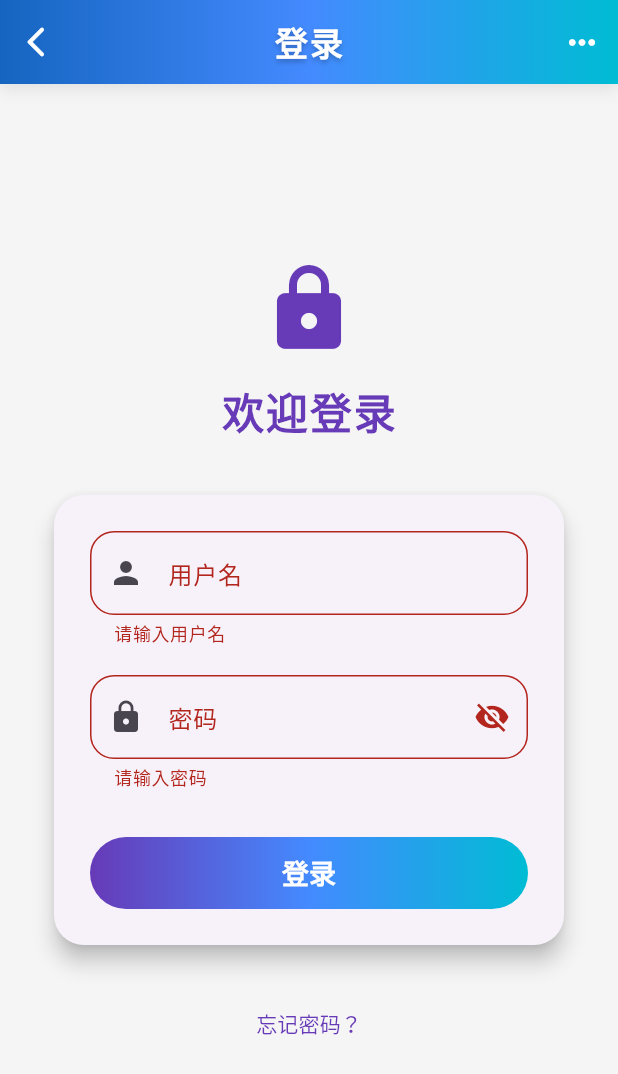
After one commit to HYAdonisCoding/eason_nebula, a Flutter app: the LoginPage screen opened by its route, after a tap on "登录", on a phone screen of 412 x 824 dp. The commit adds this screen. Shown: the top 1074 px of the screen. Run offline on Flutter 3.47's test engine with Material 3 defaults, Android fonts, the light colour scheme and no system bars.

Commit message:
Add LoginPage TextFormField.

```diff
--- a/lib/ui/HomePage.dart
+++ b/lib/ui/HomePage.dart
@@ -6,6 +6,7 @@ import '../utils/EasonTabBar.dart';
 import 'DiscoverPageContent.dart';
 import 'HomePageContent.dart';
 import 'ProfilePageContent.dart';
+import 'LoginPage.dart';
 
 class HomePage extends StatefulWidget {
   @override
@@ -68,10 +69,14 @@ class _HomePageState extends State<HomePage>
         title = '我的';
         menuItems = [
           EasonMenuItem(
-            title: '设置',
-            icon: Icons.settings,
+            title: '登录',
+            icon: Icons.login_outlined,
             iconColor: Colors.blue,
-            onTap: () => print('设置'),
+            onTap: () {
+              print('登录');
+              // 这里可以跳转到登录页面 LoginPage
+              Navigator.pushNamed(context, '/login');
+            },
           ),
         ];
         break;
--- /dev/null
+++ b/lib/ui/LoginPage.dart
@@ -0,0 +1,181 @@
+import 'package:eason_nebula/utils/EasonAppBar.dart';
+import 'package:flutter/material.dart';
+import '../utils/EasonMessenger.dart';
+
+class LoginPage extends StatefulWidget {
+  @override
+  State<LoginPage> createState() => _LoginPageState();
+}
+
+class _LoginPageState extends State<LoginPage> {
+  final _formKey = GlobalKey<FormState>();
+  String _username = '';
+  String _password = '';
+  bool _obscure = true;
+
+  void _submit() {
+    if (_formKey.currentState!.validate()) {
+      _formKey.currentState!.save();
+      // 这里可以处理登录逻辑
+      print('用户名: $_username, 密码: $_password');
+      if (_username == 'Eason' && _password == 'eason') {
+        EasonMessenger.showSuccess(
+          context,
+          message: '登录成功！',
+          onComplete: () {
+            Navigator.pop(context); // 关闭登录页面
+            // 可以跳转到主页或其他页面
+          },
+        );
+        // 可以跳转到主页或其他页面
+      } else {
+        EasonMessenger.showError(
+          context,
+          message: '用户名或密码错误',
+          onComplete: () {
+            // 清空输入框
+            _formKey.currentState!.reset();
+          },
+        );
+      }
+    }
+  }
+
+  @override
+  Widget build(BuildContext context) {
+    return Scaffold(
+      backgroundColor: Colors.grey[100],
+      appBar: EasonAppBar(title: '登录', showBack: true),
+      body: Center(
+        child: SingleChildScrollView(
+          padding: const EdgeInsets.symmetric(horizontal: 32, vertical: 32),
+          child: Column(
+            mainAxisAlignment: MainAxisAlignment.center,
+            children: [
+              Icon(Icons.lock_rounded, size: 64, color: Colors.deepPurple),
+              SizedBox(height: 16),
+              Text(
+                '欢迎登录',
+                style: TextStyle(
+                  fontSize: 28,
+                  fontWeight: FontWeight.bold,
+                  color: Colors.deepPurple,
+                  letterSpacing: 1.2,
+                ),
+              ),
+              SizedBox(height: 32),
+              Card(
+                elevation: 6,
+                shape: RoundedRectangleBorder(
+                  borderRadius: BorderRadius.circular(20),
+                ),
+                child: Padding(
+                  padding: const EdgeInsets.all(24.0),
+                  child: Form(
+                    key: _formKey,
+                    child: Column(
+                      mainAxisSize: MainAxisSize.min,
+                      children: [
+                        TextFormField(
+                          decoration: InputDecoration(
+                            labelText: '用户名',
+                            prefixIcon: Icon(Icons.person),
+                            border: OutlineInputBorder(
+                              borderRadius: BorderRadius.circular(16),
+                            ),
+                          ),
+                          onSaved: (v) => _username = v ?? '',
+                          validator: (v) =>
+                              v == null || v.isEmpty ? '请输入用户名' : null,
+                        ),
+                        SizedBox(height: 20),
+                        TextFormField(
+                          decoration: InputDecoration(
+                            labelText: '密码',
+                            prefixIcon: Icon(Icons.lock),
+                            border: OutlineInputBorder(
+                              borderRadius: BorderRadius.circular(16),
+                            ),
+                            suffixIcon: IconButton(
+                              icon: Icon(
+                                _obscure
+                                    ? Icons.visibility_off
+                                    : Icons.visibility,
+                              ),
+                              onPressed: () =>
+                                  setState(() => _obscure = !_obscure),
+                            ),
+                          ),
+                          obscureText: _obscure,
+                          onSaved: (v) => _password = v ?? '',
+                          validator: (v) =>
+                              v == null || v.isEmpty ? '请输入密码' : null,
+                        ),
+                        SizedBox(height: 32),
+                        SizedBox(
+                          width: double.infinity,
+                          height: 48,
+                          child: ElevatedButton(
+                            onPressed: _submit,
+                            style:
+                                ElevatedButton.styleFrom(
+                                  shape: StadiumBorder(),
+                                  padding: EdgeInsets.zero,
+                                  elevation: 0,
+                                  backgroundColor: Colors.transparent,
+                                  shadowColor: Colors.transparent,
+                                ).copyWith(
+                                  backgroundColor:
+                                      MaterialStateProperty.resolveWith((
+                                        states,
+                                      ) {
+                                        return null;
+                                      }),
+                                  foregroundColor: MaterialStateProperty.all(
+                                    Colors.white,
+                                  ),
+                                ),
+                            child: Ink(
+                              decoration: BoxDecoration(
+                                gradient: LinearGradient(
+                                  colors: [
+                                    Colors.deepPurple,
+                                    Colors.blueAccent,
+                                    Colors.cyan,
+                                  ],
+                                ),
+                                borderRadius: BorderRadius.circular(24),
+                              ),
+                              child: Container(
+                                alignment: Alignment.center,
+                                child: Text(
+                                  '登录',
+                                  style: TextStyle(
+                                    fontSize: 18,
+                                    fontWeight: FontWeight.bold,
+                                  ),
+                                ),
+                              ),
+                            ),
+                          ),
+                        ),
+                      ],
+                    ),
+                  ),
+                ),
+              ),
+              SizedBox(height: 24),
+              TextButton(
+                onPressed: () {},
+                child: Text(
+                  '忘记密码？',
+                  style: TextStyle(color: Colors.deepPurple),
+                ),
+              ),
+            ],
+          ),
+        ),
+      ),
+    );
+  }
+}
--- /dev/null
+++ b/lib/utils/EasonMessenger.dart
@@ -0,0 +1,143 @@
+import 'package:flutter/material.dart';
+import 'dart:ui';
+
+class EasonMessenger {
+  static void showSuccess(
+    BuildContext context, {
+    required String message,
+    VoidCallback? onComplete,
+  }) => show(
+    context,
+    message: message,
+    icon: Icons.check_circle_rounded,
+    gradientStart: Colors.purpleAccent,
+    gradientEnd: Colors.cyan,
+    onComplete: () => onComplete?.call(),
+  );
+  static void showError(
+    BuildContext context, {
+    required String message,
+    VoidCallback? onComplete,
+  }) => show(
+    context,
+    message: message,
+    icon: Icons.error_rounded,
+    gradientStart: Colors.redAccent,
+    gradientEnd: Colors.orangeAccent,
+    onComplete: () => onComplete?.call(),
+  );
+  static void show(
+    BuildContext context, {
+    required String message,
+    Duration? duration,
+    IconData icon = Icons.info_rounded,
+    Color? gradientStart,
+    Color? gradientEnd,
+    VoidCallback? onComplete,
+  }) {
+    // 根据文字长度动态计算显示时间，最长5秒，最短2秒
+    int len = message.characters.length;
+    final showDuration =
+        duration ??
+        Duration(milliseconds: (1000 + len * 120).clamp(2000, 5000));
+
+    final overlay = Overlay.of(context);
+    final entry = OverlayEntry(
+      builder: (context) => Center(
+        child: Padding(
+          padding: const EdgeInsets.symmetric(horizontal: 32),
+          child: _EasonMessengerContent(
+            message: message,
+            icon: icon,
+            gradientStart: gradientStart ?? Colors.deepPurple,
+            gradientEnd: gradientEnd ?? Colors.blueAccent,
+          ),
+        ),
+      ),
+    );
+    overlay.insert(entry);
+    Future.delayed(showDuration, () {
+      entry.remove();
+      if (onComplete != null) onComplete();
+    });
+  }
+}
+
+class _EasonMessengerContent extends StatelessWidget {
+  final String message;
+  final IconData icon;
+  final Color gradientStart;
+  final Color gradientEnd;
+
+  const _EasonMessengerContent({
+    required this.message,
+    required this.icon,
+    required this.gradientStart,
+    required this.gradientEnd,
+  });
+
+  @override
+  Widget build(BuildContext context) {
+    return Material(
+      color: Colors.transparent,
+      child: ClipRRect(
+        borderRadius: BorderRadius.circular(24),
+        child: BackdropFilter(
+          filter: ImageFilter.blur(sigmaX: 8, sigmaY: 8),
+          child: AnimatedOpacity(
+            opacity: 1,
+            duration: Duration(milliseconds: 300),
+            child: Container(
+              padding: EdgeInsets.symmetric(horizontal: 28, vertical: 22),
+              decoration: BoxDecoration(
+                gradient: LinearGradient(
+                  colors: [
+                    gradientStart.withOpacity(0.3),
+                    gradientEnd.withOpacity(0.3),
+                  ],
+                  begin: Alignment.topLeft,
+                  end: Alignment.bottomRight,
+                ),
+                borderRadius: BorderRadius.circular(24),
+                boxShadow: [
+                  BoxShadow(
+                    color: gradientStart.withOpacity(0.18),
+                    blurRadius: 18,
+                    offset: Offset(0, 8),
+                  ),
+                ],
+              ),
+              child: Row(
+                mainAxisSize: MainAxisSize.min,
+                children: [
+                  Icon(icon, color: Colors.white, size: 36),
+                  SizedBox(width: 18),
+                  Flexible(
+                    child: Text(
+                      message,
+                      style: TextStyle(
+                        color: Colors.white,
+                        fontSize: 22,
+                        fontWeight: FontWeight.bold,
+                        letterSpacing: 1.1,
+                        shadows: [
+                          Shadow(
+                            color: Colors.black26,
+                            blurRadius: 4,
+                            offset: Offset(0, 2),
+                          ),
+                        ],
+                      ),
+                      maxLines: 3,
+                      overflow: TextOverflow.ellipsis,
+                    ),
+                  ),
+                ],
+              ),
+            ),
+          ),
+        ),
+      ),
+    );
+  }
+}
```
Also changed, not shown: lib/main.dart (+9 -1 lines), 2 other files.
